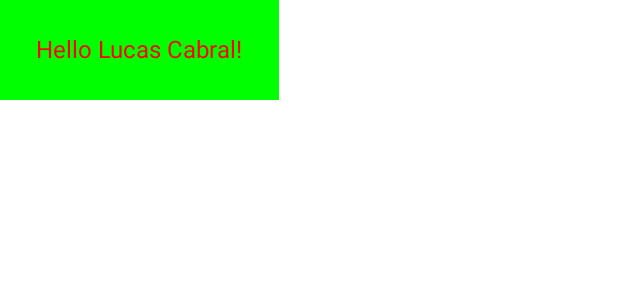
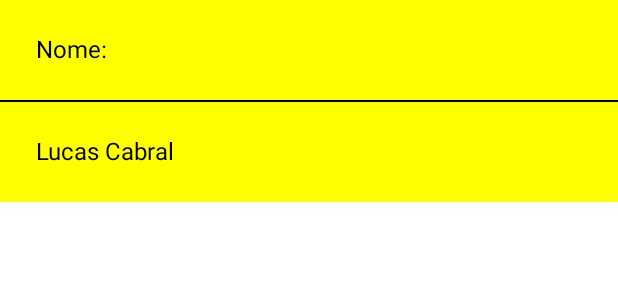
Before and after one commit to LucasCabralDevv/ComposeUi, an Android app built with Jetpack Compose: the @Preview function DefaultPreview, on a phone screen of 412 x 824 dp. Shown: the top 300 px of the screen. Run offline under Robolectric (Android 15) with nearby library versions, the phone set to English and light mode, and no system bars.

Commit message:
Column adicionado (semelhante ao LinearLayout vertical.

```diff
--- a/app/src/main/java/com/lucascabral/composeui/MainActivity.kt
+++ b/app/src/main/java/com/lucascabral/composeui/MainActivity.kt
@@ -4,7 +4,10 @@ import android.os.Bundle
 import android.widget.HorizontalScrollView
 import androidx.activity.ComponentActivity
 import androidx.activity.compose.setContent
+import androidx.compose.foundation.layout.Arrangement
+import androidx.compose.foundation.layout.Column
 import androidx.compose.foundation.layout.padding
+import androidx.compose.material.Divider
 import androidx.compose.material.MaterialTheme
 import androidx.compose.material.Surface
 import androidx.compose.material.Text
@@ -20,9 +23,18 @@ class MainActivity : ComponentActivity() {
         super.onCreate(savedInstanceState)
         setContent {
             MyApp {
-                Greeting(name = "Lucas Cabral")
+                MyScreenContent()
             }
         }
+    }
+}
+
+@Composable
+fun MyScreenContent() {
+    Column {
+        Greeting(name = "Nome: ")
+        Divider(color = Color.Black)
+        Greeting(name = "Lucas Cabral")
     }
 }
 
@@ -37,10 +49,10 @@ fun MyApp(content: @Composable () -> Unit) {
 
 @Composable
 fun Greeting(name: String) {
-    Surface(color = Color.Green) {
+    Surface(color = Color.Yellow) {
         Text(
-            text = "Hello $name!",
-            color = Color.Red,
+            text = name,
+            color = Color.Black,
             modifier = Modifier.padding(24.dp)
         )
     }
@@ -50,6 +62,6 @@ fun Greeting(name: String) {
 @Composable
 fun DefaultPreview() {
     MyApp {
-        Greeting(name = "Lucas Cabral")
+        MyScreenContent()
     }
 }
```
